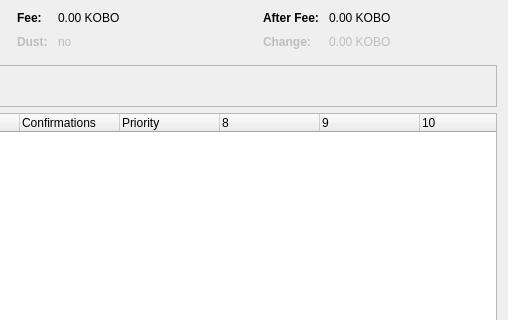
Above: src/qt/forms/coincontroldialog.ui from kobocoin/Kobocoin before the change; both pictures show x 492 to 1000 and y 0 to 320 of the 1000 by 500 pixel window. Below: the same form after it.
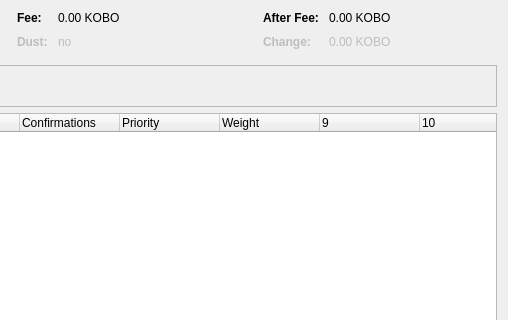
That is the form after the change. Custom widgets are drawn as their Qt base class.

Commit message: Add weight to coin control

Patch:
```diff
--- a/src/qt/forms/coincontroldialog.ui
+++ b/src/qt/forms/coincontroldialog.ui
@@ -477,6 +477,11 @@
        <string>Priority</string>
       </property>
      </column>
+     <column>
+      <property name="text">
+       <string>Weight</string>
+      </property>
+     </column>
      <column>
       <property name="text">
        <string/>
```
The commit also changes 6 other files.
